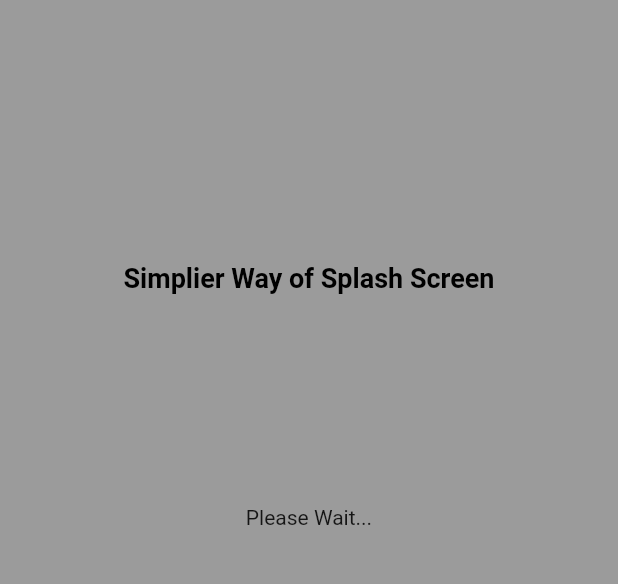
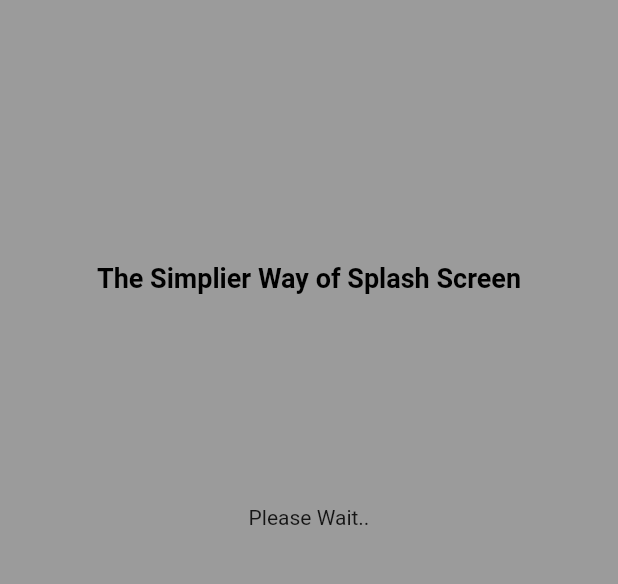
Before and after one commit to algorr/vonote, a Flutter app: the first screen one second after launch, on a phone screen of 412 x 824 dp, the part 528-1112 px from its top. Run offline on Flutter 3.47's test engine with Material 2 defaults, Android fonts, the phone set to English and light mode, and no system bars; drawn by our look-alikes of easy_splash_screen; our stand-ins replace bloc, cloud_firestore, equatable, firebase_auth, firebase_core, flutter_bloc; missing offline and left inert: flow_builder; accounts and stored records are empty.

Commit message:
Update splash_screen
updated splash_screen

```diff
--- a/lib/core/home/view/splash_screen_view.dart
+++ b/lib/core/home/view/splash_screen_view.dart
@@ -4,7 +4,6 @@ import 'package:flutter/material.dart';
 import 'package:flutter_bloc/flutter_bloc.dart';
 import 'package:vonote/app/routes/routes.dart';
 import 'package:vonote/app/viewmodel/app/app_bloc.dart';
-
 
 class SplashScreenView extends StatelessWidget {
   const SplashScreenView({Key? key}) : super(key: key);
@@ -17,38 +16,56 @@ class SplashScreenView extends StatelessWidget {
       builder: (context, state) {
         return MaterialApp(
           theme: ThemeData(primarySwatch: Colors.red),
-          home: Scaffold(
-            body: EasySplashScreen(
-              logo: Image.asset(
-                'assets/images/logo.png',
-                width: 200,
-                height: 200,
-              ),
-              loaderColor: Colors.red.shade800,
-              logoWidth: 250,
-              title: const Text(
-                "Simplier Way of Splash Screen",
-                style: TextStyle(
-                    fontSize: 18,
-                    fontWeight: FontWeight.bold,
-                    color: Colors.black),
-              ),
-              backgroundColor: Colors.black38,
-              showLoader: false,
-              loadingText: const Text("Please Wait..."),
-              navigator: FlowBuilder(
-                state: context.select(
-                  (AppBloc bloc) => bloc.state.status,
-                ),
-                onGeneratePages: (AppStatus state, List<Page<dynamic>> pages) {
-                 return  OnGenerateViews(state, pages);
-                },
-              ),
-              durationInSeconds: 5,
-            ),
+          home: const Scaffold(
+            body: CustomSplashScreenAndFlowBuilder(),
           ),
         );
       },
     );
   }
 }
+
+class CustomSplashScreenAndFlowBuilder extends StatelessWidget {
+  const CustomSplashScreenAndFlowBuilder({
+    Key? key,
+  }) : super(key: key);
+
+  @override
+  Widget build(BuildContext context) {
+    return EasySplashScreen(
+      logo: Image.asset(
+        'assets/images/logo.png',
+        width: SplashScreenConsts.imageWidth,
+        height: SplashScreenConsts.imageHeight,
+      ),
+      loaderColor: Colors.red.shade800,
+      logoWidth: SplashScreenConsts.logoWidth,
+      title: const Text(
+        SplashScreenConsts.title,
+        style: SplashScreenConsts.titleStyle,
+      ),
+      backgroundColor: Colors.black38,
+      showLoader: false,
+      loadingText: const Text(SplashScreenConsts.loadingTitle),
+      navigator: FlowBuilder(
+        state: context.select(
+          (AppBloc bloc) => bloc.state.status,
+        ),
+        onGeneratePages: (AppStatus state, List<Page<dynamic>> pages) {
+          return OnGenerateViews(state, pages);
+        },
+      ),
+      durationInSeconds: 5,
+    );
+  }
+}
+
+class SplashScreenConsts {
+  static const String title = 'The Simplier Way of Splash Screen';
+  static const String loadingTitle = 'Please Wait..';
+  static const TextStyle titleStyle =
+      TextStyle(fontSize: 18, fontWeight: FontWeight.bold, color: Colors.black);
+  static const double logoWidth = 250;
+  static const double imageWidth = 200;
+  static const double imageHeight = 200;
+}
```
